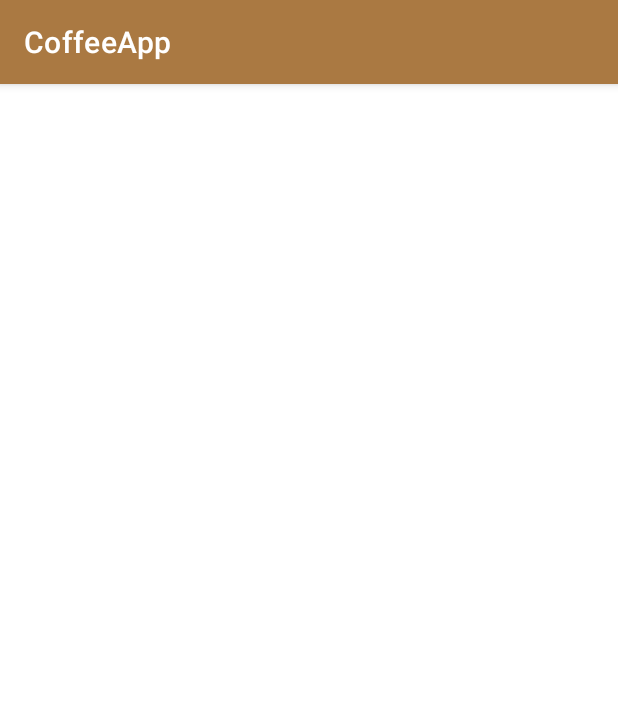
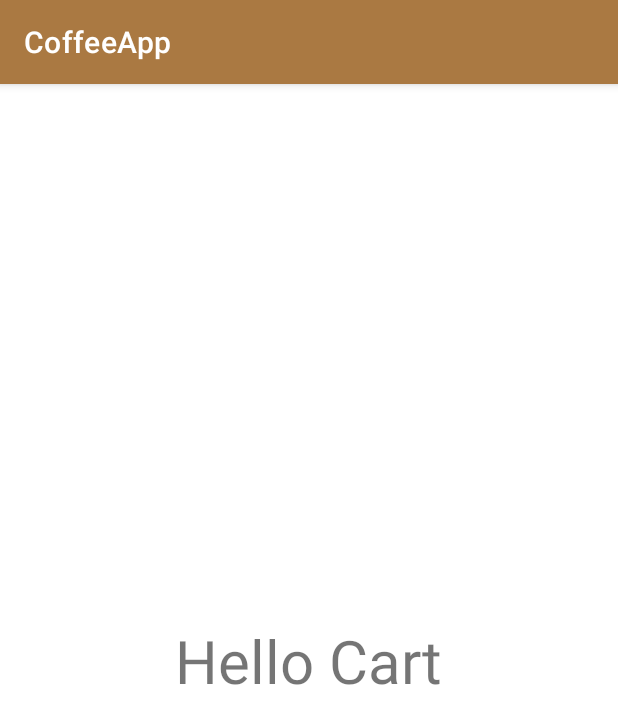
Before and after one commit to Ibrahim-Adel-20190008/CoffeeApp, an Android app: the CartActivity screen opened directly, with no data from a screen before it, on a phone screen of 412 x 824 dp. Shown: the top 724 px of the screen. Run offline under Robolectric (Android 15) with nearby library versions, the phone set to English and light mode, and no system bars.

```diff
--- a/app/src/main/java/com/example/finalproject/MainActivity.kt
+++ b/app/src/main/java/com/example/finalproject/MainActivity.kt
@@ -70,7 +70,7 @@ class MainActivity : AppCompatActivity(){
     {
         if(SharedPre.getText()!="")
         {
-            val intent = Intent(this, UserProfileActivity::class.java)
+            val intent = Intent(this, ProductListActivity::class.java)
             intent.flags = (Intent.FLAG_ACTIVITY_NEW_TASK or Intent.FLAG_ACTIVITY_CLEAR_TASK)
             startActivity(intent)
         }
--- a/app/src/main/res/layout/activity_cart.xml
+++ b/app/src/main/res/layout/activity_cart.xml
@@ -1,10 +1,20 @@
 <?xml version="1.0" encoding="utf-8"?>
-<androidx.constraintlayout.widget.ConstraintLayout
-    xmlns:android="http://schemas.android.com/apk/res/android"
+<androidx.constraintlayout.widget.ConstraintLayout xmlns:android="http://schemas.android.com/apk/res/android"
+    xmlns:app="http://schemas.android.com/apk/res-auto"
     xmlns:tools="http://schemas.android.com/tools"
-    xmlns:app="http://schemas.android.com/apk/res-auto"
     android:layout_width="match_parent"
     android:layout_height="match_parent"
     tools:context=".CartActivity">
 
-  </androidx.constraintlayout.widget.ConstraintLayout>
+  <TextView
+      android:layout_width="wrap_content"
+      android:layout_height="wrap_content"
+      android:text="Hello Cart"
+      android:textSize="40sp"
+      app:layout_constraintBottom_toBottomOf="parent"
+      app:layout_constraintEnd_toEndOf="parent"
+      app:layout_constraintHorizontal_bias="0.5"
+      app:layout_constraintStart_toStartOf="parent"
+      app:layout_constraintTop_toTopOf="parent" />
+
+</androidx.constraintlayout.widget.ConstraintLayout>
```
Also changed, not shown: app/src/main/java/com/example/finalproject/ProductListActivity.kt (+30 -1 lines).
